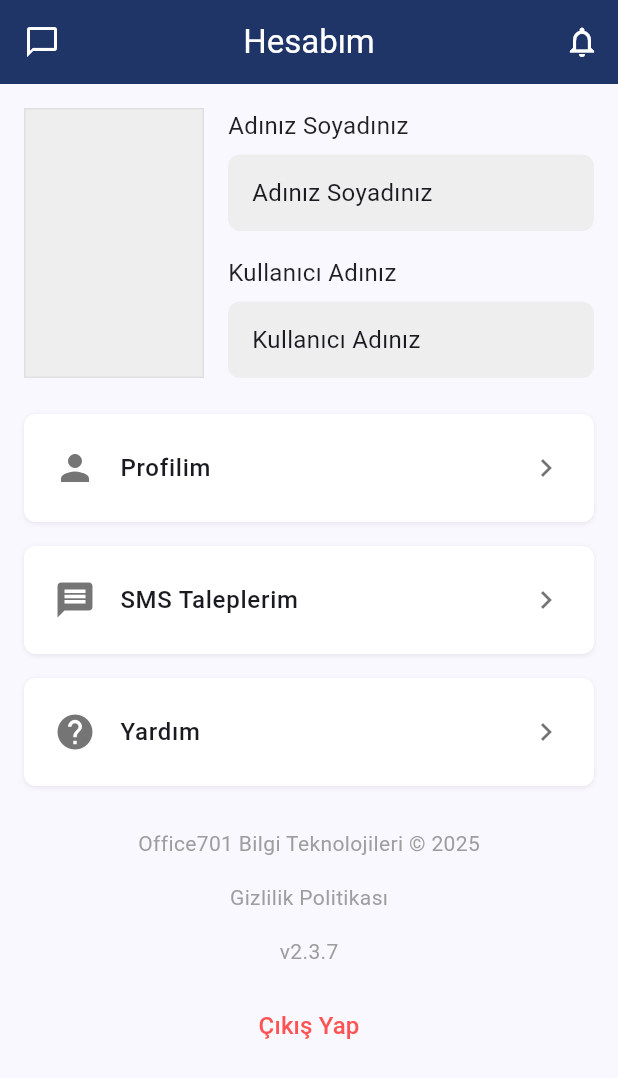
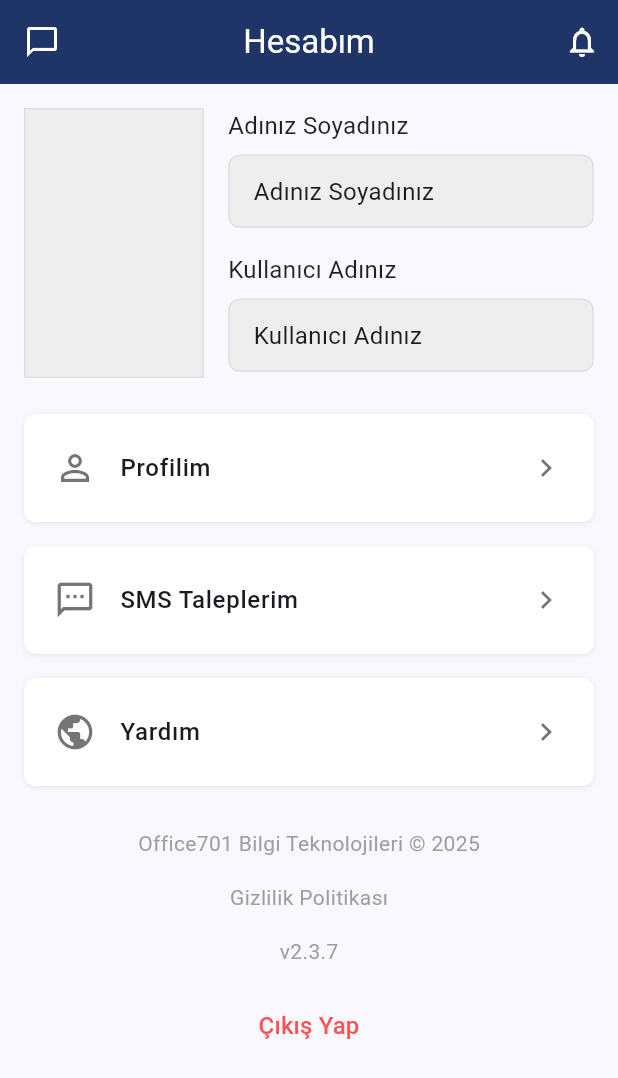
Before and after one commit to gorkemoa/tayamer, a Flutter app: the ProfileView screen opened directly, on a phone screen of 412 x 824 dp. Shown: the top 1078 px of the screen. Run offline on Flutter 3.47's test engine with Material 3 defaults, Android fonts, the phone set to English and light mode, and no system bars; our stand-ins replace image_picker, shared_preferences, webview_flutter; missing offline and left inert: flutter_barcode_scanner, mobile_scanner; accounts and stored records are empty; network calls fail.

Commit message:
Kullanıcı modeline `userCode` alanı eklendi. Profil detay görünümünde URL güncellendi ve bazı görsel iyileştirmeler yapıldı. Teklif detay görünümünde buton metni değiştirildi. Profil görünümünde bileşenlerin boyutları ve stilleri güncellendi.

```diff
--- a/lib/models/user_model.dart
+++ b/lib/models/user_model.dart
@@ -1,5 +1,6 @@
 class User {
   final int userID;
+  final String userCode;
   final String username;
   final String userFullname;
   final List<String> userShortname;
@@ -25,6 +26,7 @@ class User {
 
   User({
     required this.userID,
+    required this.userCode,
     required this.username,
     required this.userFullname,
     required this.userShortname,
@@ -52,6 +54,7 @@ class User {
   factory User.fromJson(Map<String, dynamic> json) {
     return User(
       userID: json['userID'] ?? 0,
+      userCode: json['userCode'] ?? '',
       username: json['username'] ?? '',
       userFullname: json['userFullname'] ?? '',
       userShortname: List<String>.from(json['userShortname'] ?? []),
@@ -80,6 +83,7 @@ class User {
   Map<String, dynamic> toJson() {
     return {
       'userID': userID,
+      'userCode': userCode,
       'username': username,
       'userFullname': userFullname,
       'userShortname': userShortname,
--- a/lib/views/offer_detail_view.dart
+++ b/lib/views/offer_detail_view.dart
@@ -285,7 +285,7 @@ class _OfferDetailViewState extends State<OfferDetailView> {
                   backgroundColor: const Color(0xFF1E3A8A),
                   foregroundColor: Colors.white,
                 ),
-                child: const Text('Detayları Görüntüle'),
+                child: const Text('İlerle'),
               ),
             ),
           ],
--- a/lib/views/profile_view.dart
+++ b/lib/views/profile_view.dart
@@ -111,10 +111,11 @@ class _ProfileViewState extends State<ProfileView> {
                         ),
                         Container(
                           margin: const EdgeInsets.only(top: 8, bottom: 16),
-                          padding: const EdgeInsets.symmetric(horizontal: 16, vertical: 14),
+                          padding: const EdgeInsets.symmetric(horizontal: 16, vertical: 12),
                           decoration: BoxDecoration(
                             color: Colors.grey[200],
                             borderRadius: BorderRadius.circular(8),
+                            border: Border.all(color: Colors.grey[300]!),
                           ),
                           width: double.infinity,
                           child: Text(
@@ -131,10 +132,11 @@ class _ProfileViewState extends State<ProfileView> {
                         ),
                         Container(
                           margin: const EdgeInsets.only(top: 8),
-                          padding: const EdgeInsets.symmetric(horizontal: 16, vertical: 14),
+                          padding: const EdgeInsets.symmetric(horizontal: 16, vertical: 12),
                           decoration: BoxDecoration(
                             color: Colors.grey[200],
                             borderRadius: BorderRadius.circular(8),
+                            border: Border.all(color: Colors.grey[300]!),
                           ),
                           width: double.infinity,
                           child: Text(
@@ -151,7 +153,7 @@ class _ProfileViewState extends State<ProfileView> {
 
             // Menü Öğeleri
             _buildMenuItem(
-              icon: Icons.person,
+              icon: Icons.person_outline,
               title: 'Profilim',
               onTap: () {
                 if (_user != null) {
@@ -170,13 +172,13 @@ class _ProfileViewState extends State<ProfileView> {
             ),
 
             _buildMenuItem(
-              icon: Icons.message,
+              icon: Icons.sms_outlined,
               title: 'SMS Taleplerim',
               onTap: () {},
             ),
 
             _buildMenuItem(
-              icon: Icons.help,
+              icon: Icons.public,
               title: 'Yardım',
               onTap: () {},
             ),
@@ -258,7 +260,7 @@ class _ProfileViewState extends State<ProfileView> {
         contentPadding: const EdgeInsets.symmetric(horizontal: 20, vertical: 8),
         leading: Icon(
           icon,
-          color: Colors.grey[600],
+          color: Colors.black54,
           size: 28,
         ),
         title: Text(
```
Also changed, not shown: lib/views/profile_detail_view.dart (+5 -5 lines).
